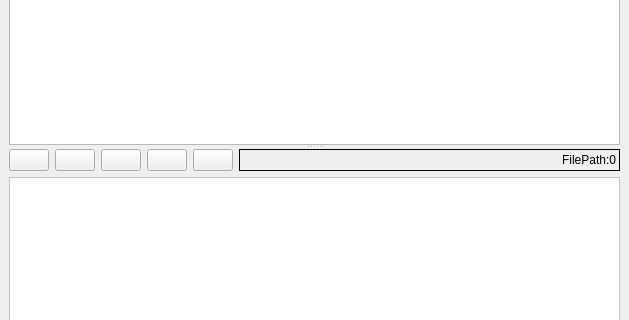
Above: gui/ui/mainWindow.ui from ruben2020/codequery before the change; both pictures show x 0 to 629 and y 163 to 483 of the 629 by 600 pixel window. Below: the same form after it.
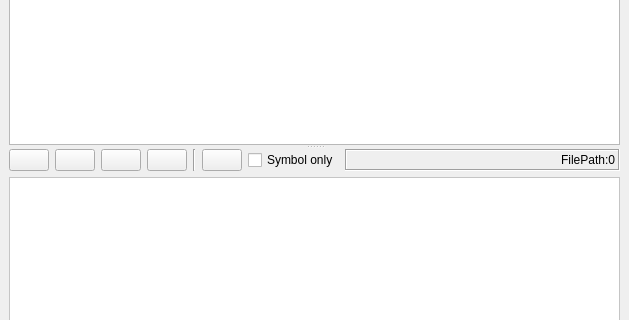
That is the form after the change. Icons and pictures are not drawn. Custom widgets are drawn as their Qt base class.

```diff
--- a/gui/ui/mainWindow.ui
+++ b/gui/ui/mainWindow.ui
@@ -228,6 +228,19 @@
               </property>
              </widget>
             </item>
+            <item>
+             <widget class="Line" name="line">
+              <property name="frameShadow">
+               <enum>QFrame::Sunken</enum>
+              </property>
+              <property name="lineWidth">
+               <number>1</number>
+              </property>
+              <property name="orientation">
+               <enum>Qt::Vertical</enum>
+              </property>
+             </widget>
+            </item>
             <item>
              <widget class="QPushButton" name="pushButtonPaste">
               <property name="toolTip">
@@ -245,6 +258,19 @@
               </property>
              </widget>
             </item>
+            <item>
+             <widget class="QCheckBox" name="checkBoxSymbolOnly">
+              <property name="toolTip">
+               <string>Symbol search only for paste and search</string>
+              </property>
+              <property name="statusTip">
+               <string>Symbol search only for paste and search</string>
+              </property>
+              <property name="text">
+               <string>Symbol only</string>
+              </property>
+             </widget>
+            </item>
             <item>
              <widget class="QLabel" name="labelFilePath">
               <property name="sizePolicy">
@@ -256,6 +282,9 @@
               <property name="frameShape">
                <enum>QFrame::Box</enum>
               </property>
+              <property name="frameShadow">
+               <enum>QFrame::Sunken</enum>
+              </property>
               <property name="text">
                <string>FilePath:0</string>
               </property>
```
Left out of the diff: 3 changed lines with no effect on the pictures.
